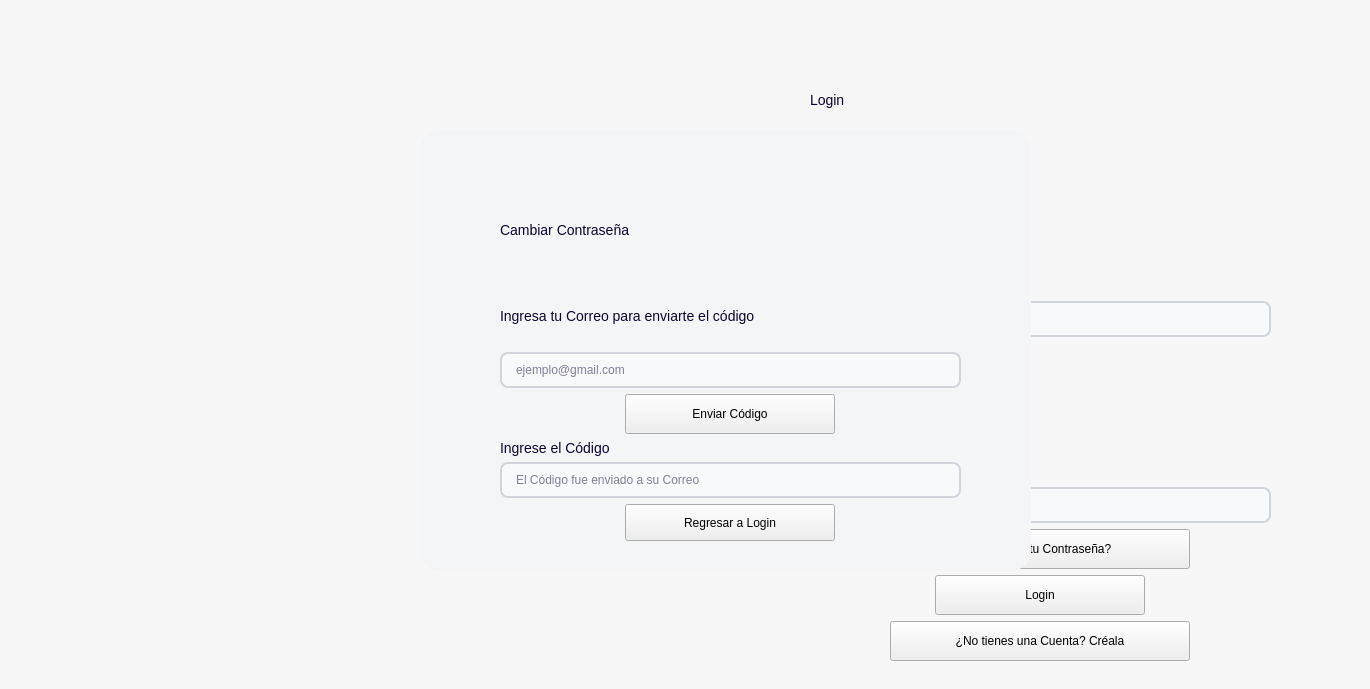
Qt form app/ui/login.ui (Brando-1510/Proyecto-Integrador-2.0) before a commit.
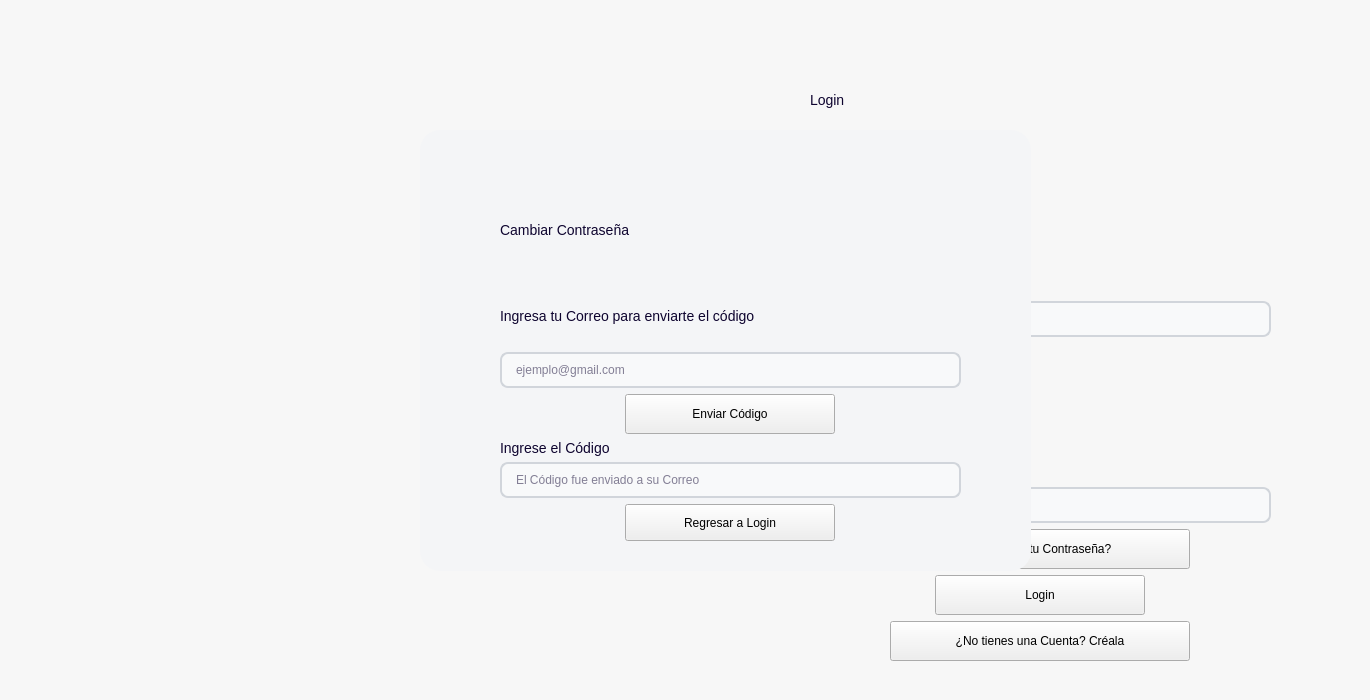
The same form after that commit. Icons and pictures are not drawn.

Commit message: arreglando problemas de la ui

The edit to the form file:
```diff
--- a/app/ui/login.ui
+++ b/app/ui/login.ui
@@ -10,13 +10,13 @@
     <x>0</x>
     <y>0</y>
     <width>1370</width>
-    <height>689</height>
+    <height>700</height>
    </rect>
   </property>
   <property name="maximumSize">
    <size>
     <width>1370</width>
-    <height>689</height>
+    <height>700</height>
    </size>
   </property>
   <property name="windowTitle">
```
The commit also changes 1 other file.
